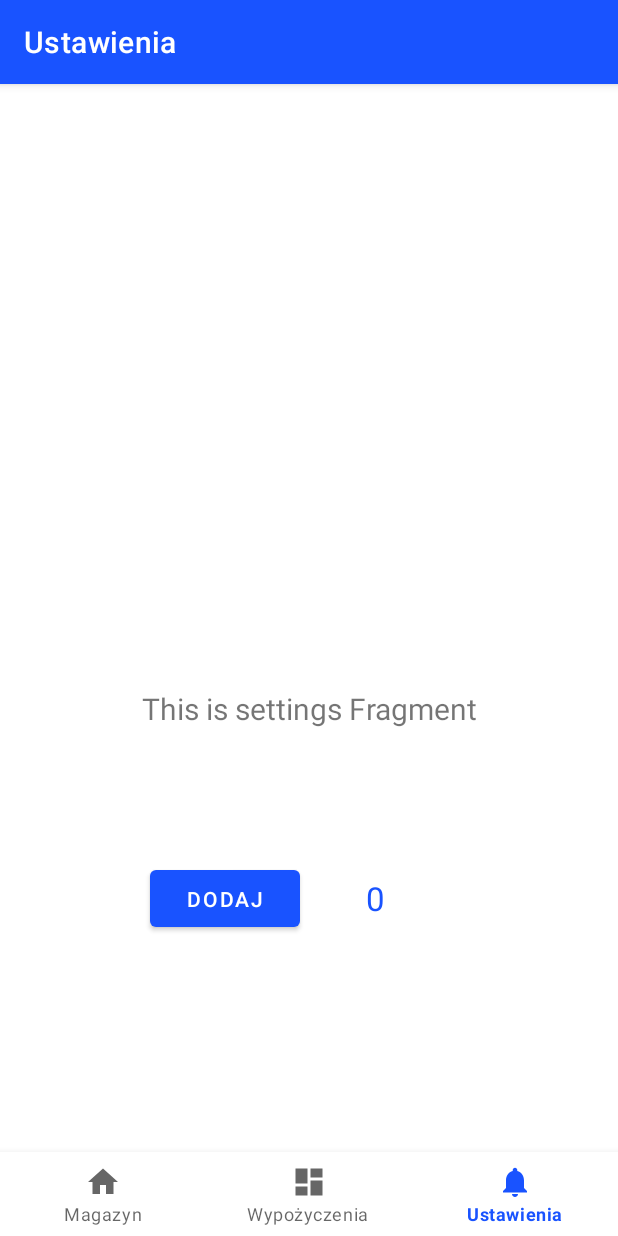
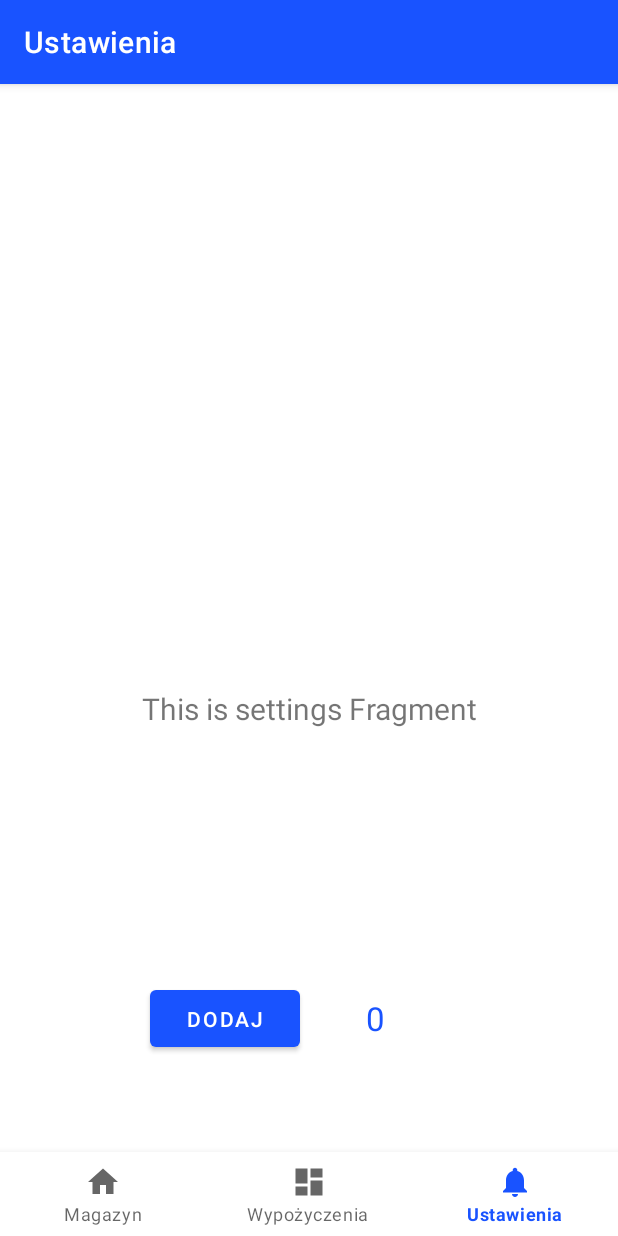
Before and after one commit to michalch775/storely, an Android app: the SettingsFragment screen opened through its navigation route, on a phone screen of 412 x 824 dp. Run offline under Robolectric (Android 15) with nearby library versions, the phone set to English and light mode, and no system bars; our stand-ins replace navigation-ui.

Commit message:
changed increase button location

```diff
--- a/mobile-app-android/app/src/main/res/layout/fragment_settings.xml
+++ b/mobile-app-android/app/src/main/res/layout/fragment_settings.xml
@@ -27,7 +27,7 @@
         android:layout_alignParentEnd="true"
         android:layout_alignParentBottom="true"
         android:layout_marginLeft="100dp"
-        android:layout_marginBottom="200dp"
+        android:layout_marginBottom="120dp"
         android:text="dodaj"
         app:layout_constraintBottom_toBottomOf="parent"
         app:layout_constraintStart_toStartOf="parent" />
@@ -36,7 +36,7 @@
         android:id="@+id/increaseNumbTextView"
         android:layout_width="100dp"
         android:layout_height="50dp"
-        android:layout_marginBottom="200dp"
+        android:layout_marginBottom="120dp"
         android:layout_alignParentEnd="true"
         android:layout_alignParentBottom="true"
         android:gravity="center"
--- a/mobile-app-android/settings.gradle
+++ b/mobile-app-android/settings.gradle
@@ -8,3 +8,4 @@ dependencyResolutionManagement {
 }
 rootProject.name = "smartRecordMobileApp"
 include ':app'
+include ':appp'
```
